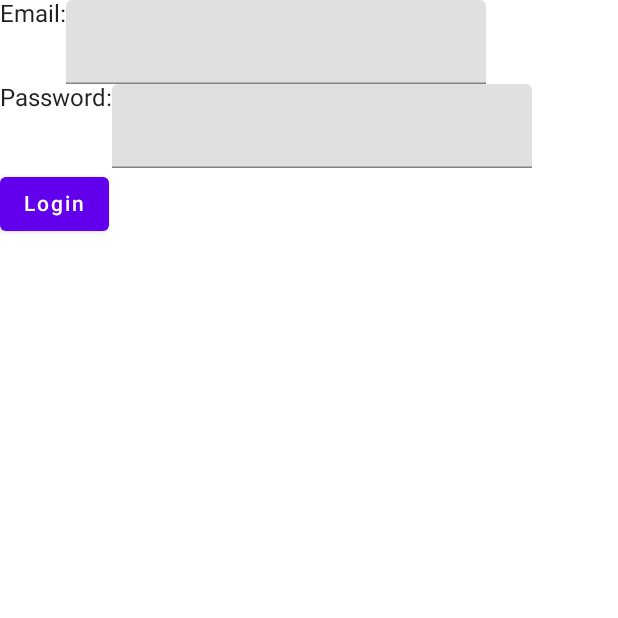
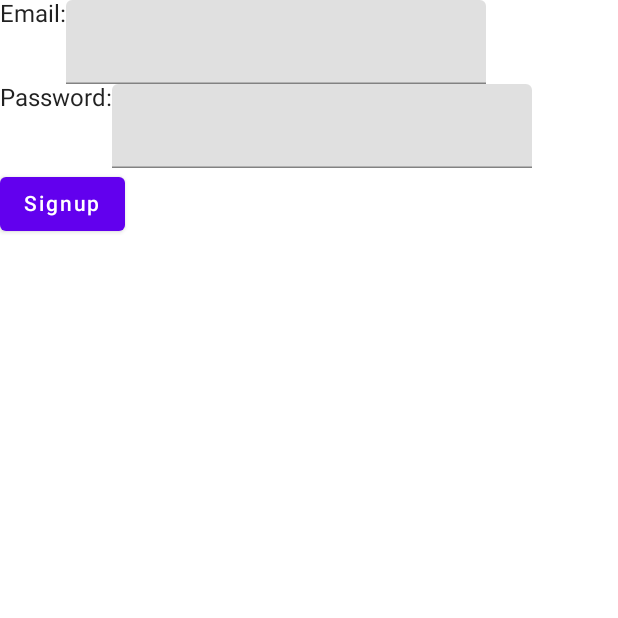
Before and after one commit to mikk366b/fridaybarapp, an Android app built with Jetpack Compose: the screen it shows after launch (MainActivity), on a phone screen of 412 x 824 dp, the top half of it. Run offline under Robolectric (Android 15) with nearby library versions, the phone set to English and light mode, and no system bars; our stand-ins replace Firebase (no records; nobody signed in at launch, a user with empty details on screens opened directly); libraries missing offline, so code that uses them is left out: com.google.android.libraries.

Commit message:
Ændret på signup i firestore service

```diff
--- a/app/src/main/java/com/example/fridaybarapp/MainActivity.kt
+++ b/app/src/main/java/com/example/fridaybarapp/MainActivity.kt
@@ -75,7 +75,7 @@ class MainActivity : ComponentActivity() {
                 // A surface container using the 'background' color from the theme
                 Surface(modifier = Modifier.fillMaxSize(), color = MaterialTheme.colors.background) {
                     //MapScreen(onBackClicked = { onBackPressedDispatcher.onBackPressed() })
-                    NavHost(navController = navController, startDestination = "Login") {
+                    NavHost(navController = navController, startDestination = "Signup") {
                         composable("Signup") { Signup(service, nav = navController) }
                         composable("Login") { Login(service, nav = navController) }
                         composable("CreateBar") { CreateFavBar(service, nav = navController) }
--- a/app/src/main/java/com/example/fridaybarapp/components/authentication/Signup.kt
+++ b/app/src/main/java/com/example/fridaybarapp/components/authentication/Signup.kt
@@ -37,7 +37,7 @@ fun Signup(service:FireStore,nav: NavController) {
         Button(onClick = {
             scope.launch {
                 val user=service.signup(email.value,password.value)
-                nav.navigate("GetBar")
+                nav.navigate("CreateBar")
             }
         }) {
             Text("Signup")
```
Also changed, not shown: app/src/main/java/com/example/fridaybarapp/firestore/service/Fields.kt (+5 -2 lines), app/src/main/java/com/example/fridaybarapp/firestore/service/Firestore.kt (+4 -3 lines).
